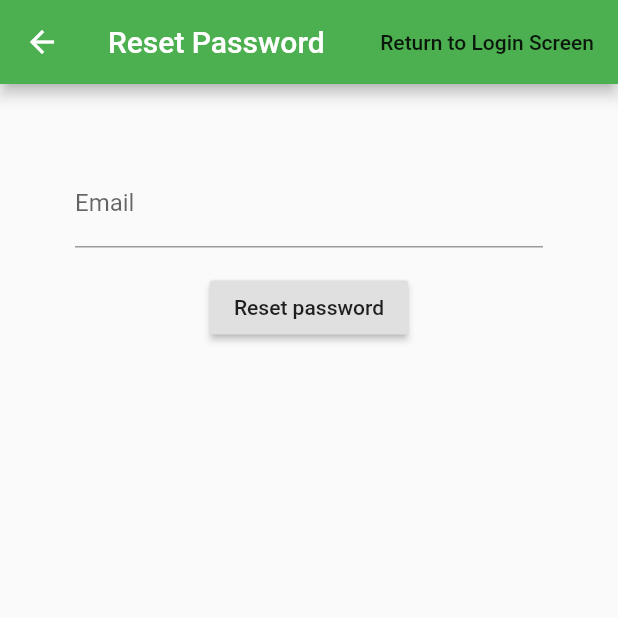
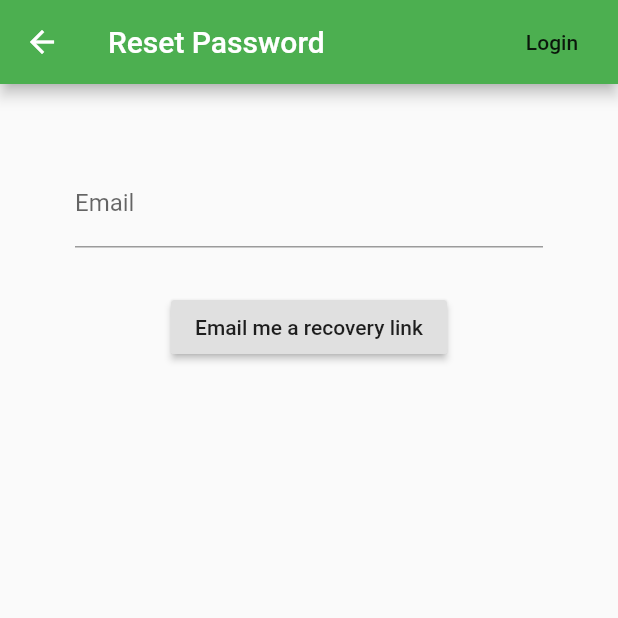
Before and after one commit to ayang726/flutterfire_test, a Flutter app: the ResetPassword screen opened directly, on a phone screen of 412 x 824 dp, the top half of it. Run offline on Flutter 3.47's test engine with Material 2 defaults, Android fonts, the phone set to English and light mode, and no system bars; our stand-ins replace firebase_auth, firebase_dynamic_links, flutter_spinkit; accounts and stored records are empty.

Commit message:
Reset password responds when email is submitted

```diff
--- a/lib/screens/authentication/resetPassword.dart
+++ b/lib/screens/authentication/resetPassword.dart
@@ -1,4 +1,5 @@
 import 'package:flutter/material.dart';
+import 'package:flutter/services.dart';
 import 'package:flutterfire_test/screens/authentication/authenticate.dart';
 import 'package:flutterfire_test/services/firebaseAuth.dart';
 
@@ -13,15 +14,26 @@ class ResetPassword extends StatefulWidget {
 class _ResetPassword extends State<ResetPassword> {
   var email = '';
   var error = '';
+  var emailSent = false;
 
   AuthService _auth = AuthService();
   final _resetPasswordFormKey = GlobalKey<FormState>();
 
   void _handleResetPassword() {
+    setState(() => error = '');
     if (_resetPasswordFormKey.currentState.validate()) {
       _auth.resetPassword(email).then((value) {
+        setState(() {
+          emailSent = true;
+        });
         print('Password reset email sent to $email');
       }).catchError((e) {
+        setState(() {
+          error = 'There is no user corresponding to the given email.';
+        });
+        print('User not found: $email');
+      }, test: (e) => e is PlatformException
+      ).catchError((e) {
         setState(() {
           error = e.message;
         });
@@ -32,12 +44,27 @@ class _ResetPassword extends State<ResetPassword> {
 
   @override
   Widget build(BuildContext context) {
-    return Scaffold(
+    return emailSent ?
+    Scaffold(
       appBar: AppBar(
         title: Text('Reset Password'),
         actions: <Widget>[
           FlatButton(
-            child: Text('Return to Login Screen'),
+            child: Text('Login'),
+            onPressed: () => widget.goToAuthMethod(LoginMethod.loginWithEmailAndPasssword),
+          )
+        ],
+      ),
+      body: Center(
+        child: Text('If an account exists, an email will be sent with instructions.')
+      )
+    )
+    : Scaffold(
+      appBar: AppBar(
+        title: Text('Reset Password'),
+        actions: <Widget>[
+          FlatButton(
+            child: Text('Login'),
             onPressed: () => widget.goToAuthMethod(LoginMethod.loginWithEmailAndPasssword),
           )
         ],
@@ -68,11 +95,13 @@ class _ResetPassword extends State<ResetPassword> {
                   ),
                   Text(
                     error,
-                    style: TextStyle(color: Colors.red)
+                    style: TextStyle(color: Colors.red, height: 2),
+                    textAlign: TextAlign.left,
                   ),
                   RaisedButton(
-                    child: Text('Reset password'),
+                    child: Text('Email me a recovery link'),
                     onPressed: _handleResetPassword,
+
                   )
                 ]
               )
```
